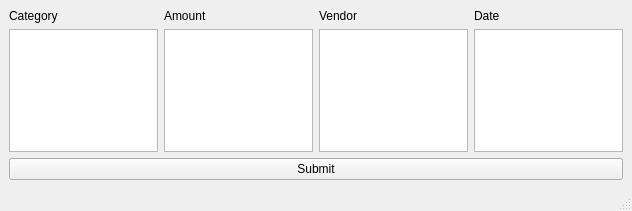
Before: the Qt Designer form budget/budget.ui in Samu-K/budget_app, drawn with Qt 5.
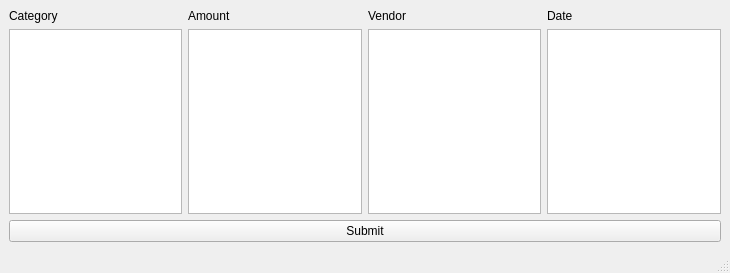
After: the same form once the commit is applied.

Commit message: Changed category to list feature

Diff of the .ui file:
```diff
--- a/budget/budget.ui
+++ b/budget/budget.ui
@@ -6,8 +6,8 @@
    <rect>
     <x>0</x>
     <y>0</y>
-    <width>632</width>
-    <height>211</height>
+    <width>730</width>
+    <height>273</height>
    </rect>
   </property>
   <property name="windowTitle">
@@ -27,7 +27,7 @@
          </widget>
         </item>
         <item>
-         <widget class="QPlainTextEdit" name="cText"/>
+         <widget class="QListView" name="cSelect"/>
         </item>
        </layout>
       </item>
```
Left out of the diff: 2 changed lines with no effect on the pictures. The commit also changes 2 other files.
